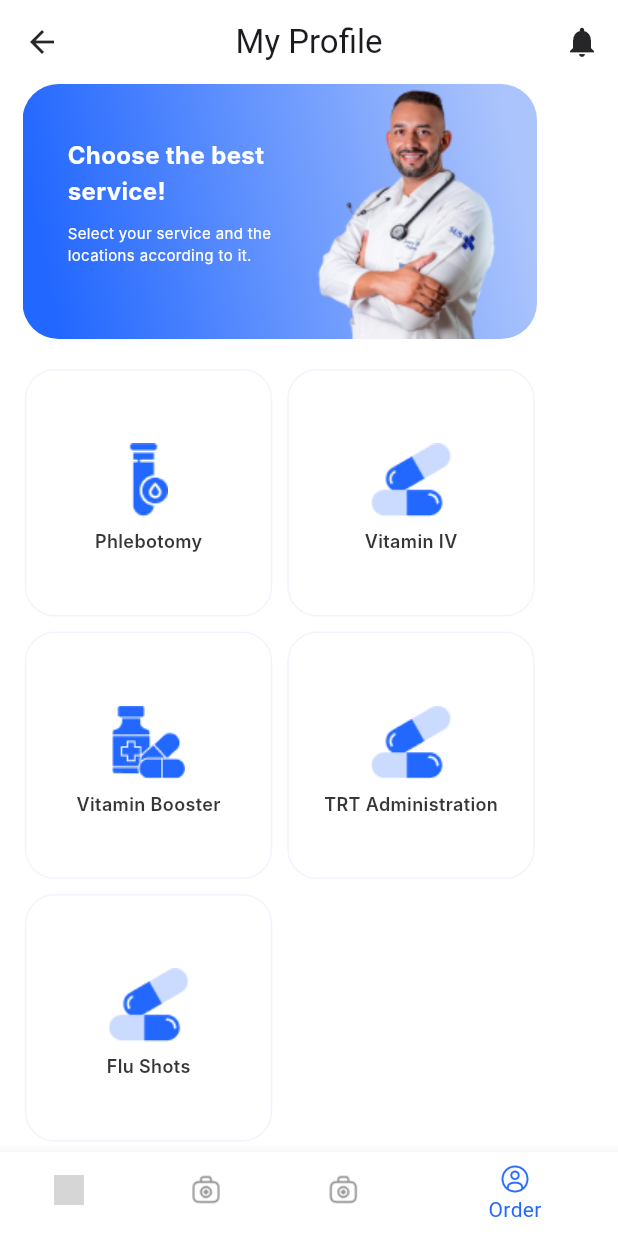
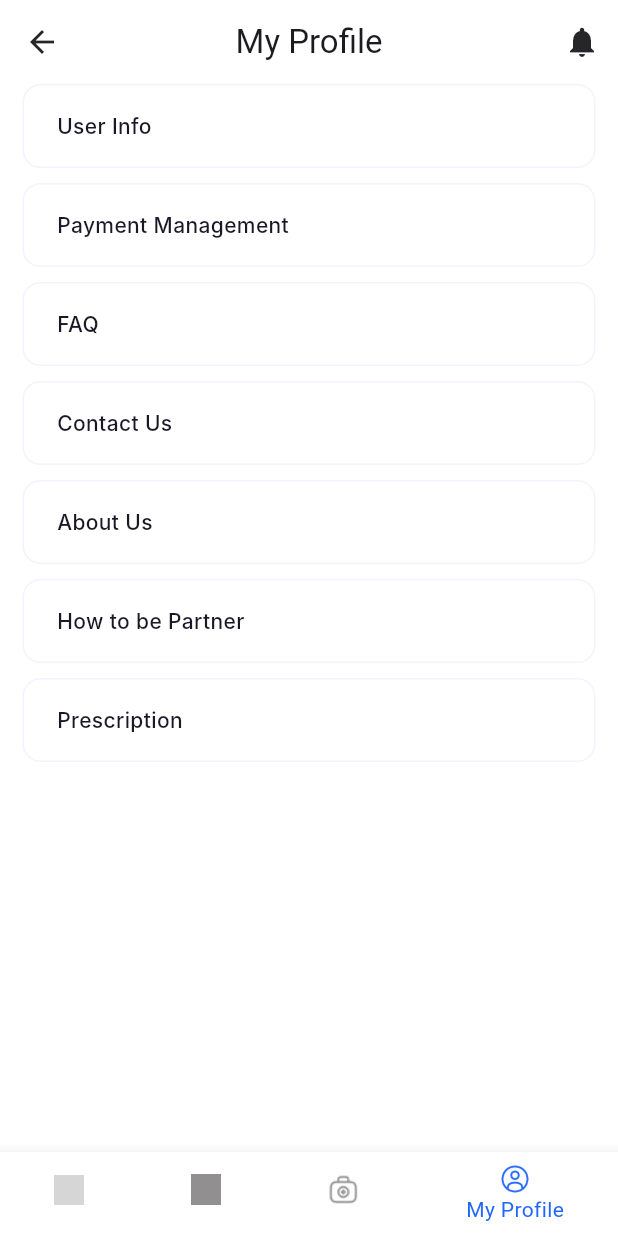
Before and after one commit to MustuBharmal/DocBookingApp, a Flutter app: the NavigationScreen screen opened by its route, item 4 of the bottom bar chosen, on a phone screen of 412 x 824 dp. Run offline on Flutter 3.47's test engine with Material 3 defaults, Android fonts, the phone set to English and light mode, and no system bars; our stand-ins replace get, get_storage, google_fonts, logger; accounts and stored records are empty; network calls fail; Roboto replaces fonts that are missing (Inter); grey boxes are pictures that could not be loaded.

Commit message:
profile screen added

```diff
--- a/lib/presentations/home/controller/home_controller.dart
+++ b/lib/presentations/home/controller/home_controller.dart
@@ -1,4 +1,5 @@
 import 'package:doc_booking_app/presentations/home/view/home_screen.dart';
+import 'package:doc_booking_app/presentations/profile/view/profile_screen.dart';
 import 'package:doc_booking_app/presentations/services/view/service_screen.dart';
 import 'package:flutter/material.dart';
 import 'package:get/get.dart';
@@ -10,7 +11,7 @@ class HomeController extends GetxController {
     HomeScreen(),
     ServiceScreen(),
     ServiceScreen(),
-    ServiceScreen()
+    ProfileScreen()
   ];
 
   final List<String> appBarTitle = const [
--- a/lib/presentations/home/view/navigation_screen.dart
+++ b/lib/presentations/home/view/navigation_screen.dart
@@ -46,7 +46,7 @@ class NavigationScreen extends GetView<HomeController> {
       case 0:
         return 'assets/logos/home.png';
       case 1:
-        return 'assets/logos/Medical Kit.png';
+        return 'assets/logos/Stethoscope.png';
       case 2:
         return 'assets/logos/Medical Kit.png';
       case 3:
@@ -61,11 +61,11 @@ class NavigationScreen extends GetView<HomeController> {
       case 0:
         return 'Home';
       case 1:
-        return 'Service';
+        return 'Services';
       case 2:
-        return 'Visit';
+        return 'Specialists';
       case 3:
-        return 'Order';
+        return 'My Profile';
       default:
         return '';
     }
--- /dev/null
+++ b/lib/presentations/profile/view/profile_screen.dart
@@ -0,0 +1,34 @@
+import 'package:doc_booking_app/util/app_color.dart';
+import 'package:doc_booking_app/widgets/custom_container.dart';
+import 'package:flutter/material.dart';
+
+class ProfileScreen extends StatelessWidget {
+  const ProfileScreen({super.key});
+
+  static const routeName = 'profile-screen';
+  static const List detailList = [
+    "User Info",
+    "Payment Management",
+    "FAQ",
+    "Contact Us",
+    "About Us",
+    "How to be Partner",
+    "Prescription"
+  ];
+
+  @override
+  Widget build(BuildContext context) {
+    return Scaffold(
+        backgroundColor: AppColors.white,
+        body: Container(
+          margin: const EdgeInsets.symmetric(horizontal: 15),
+          child: ListView.separated(
+              itemBuilder: (context, index) =>
+                  customContainerWithLogo(text: detailList[index]),
+              separatorBuilder: (context, index) => const SizedBox(
+                    height: 10,
+                  ),
+              itemCount: detailList.length),
+        ));
+  }
+}
--- a/lib/presentations/services/view/service_screen.dart
+++ b/lib/presentations/services/view/service_screen.dart
@@ -71,7 +71,7 @@ class ServiceScreen extends StatelessWidget {
                         height: 175,
                         decoration: const BoxDecoration(
                           image: DecorationImage(
-                            image: AssetImage("assets/images/doctor.png"),
+                            image: AssetImage("assets/images/male_doctor.png"),
                             fit: BoxFit.contain,
                           ),
                         ),
--- /dev/null
+++ b/lib/widgets/custom_container.dart
@@ -0,0 +1,33 @@
+import 'package:doc_booking_app/util/app_color.dart';
+import 'package:flutter/cupertino.dart';
+
+Widget customContainerWithLogo({String? text, String? iconPath}) {
+  return Container(
+    width: 343,
+    height: 56,
+    padding: const EdgeInsets.symmetric(horizontal: 12, vertical: 16),
+    clipBehavior: Clip.antiAlias,
+    decoration: ShapeDecoration(
+      color: AppColors.white,
+      shape: RoundedRectangleBorder(
+        side: const BorderSide(width: 1, color: Color(0xFFF5F1FE)),
+        borderRadius: BorderRadius.circular(12),
+      ),
+    ),
+    child: Row(
+      children: [
+        iconPath == null ? const SizedBox.shrink() : Image.asset(iconPath),
+        const SizedBox(width: 10),
+        Text(
+          text!,
+          style: const TextStyle(
+            color: Color(0xFF191825),
+            fontSize: 14,
+            fontFamily: 'Inter',
+            fontWeight: FontWeight.w500,
+          ),
+        ),
+      ],
+    ),
+  );
+}
```
Also changed, not shown: assets/images/female_doctor.png (added), assets/images/male_doctor.png (renamed from assets/images/doctor.png).
